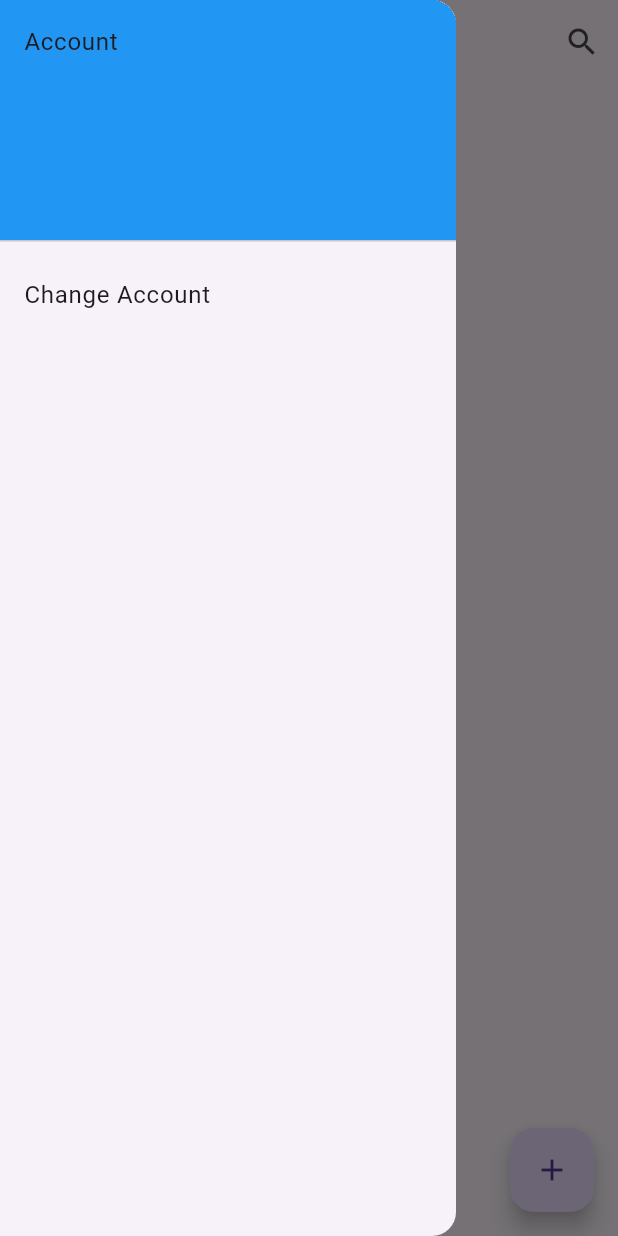
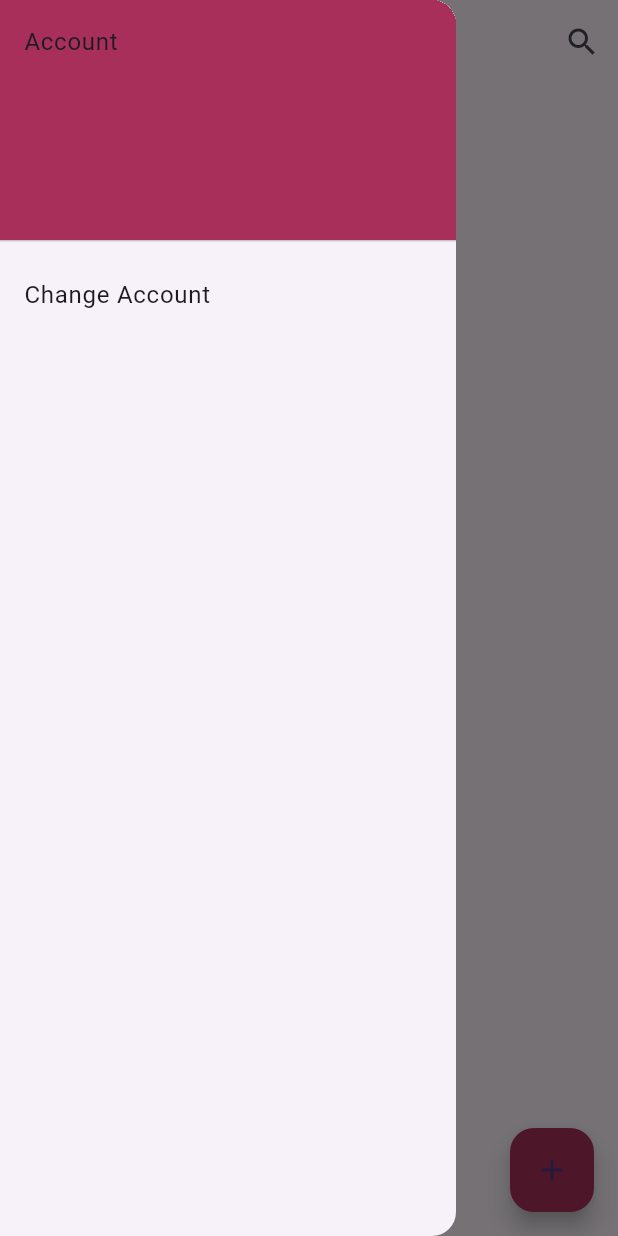
Before and after one commit to JanaviMahadik/task_manager_app, a Flutter app: the TodoScreen screen opened directly, with the side drawer open, on a phone screen of 412 x 824 dp. Run offline on Flutter 3.47's test engine with Material 3 defaults, Android fonts, the phone set to English and light mode, and no system bars; our stand-ins replace cloud_firestore, firebase_auth, firebase_core; accounts and stored records are empty.

Commit message:
changed colors wherever possible to align more with the logo colors

```diff
--- a/lib/TodoScreen.dart
+++ b/lib/TodoScreen.dart
@@ -44,7 +44,7 @@ class _TodoScreenState extends State<TodoScreen> {
             DrawerHeader(
               child: Text('Account'),
               decoration: BoxDecoration(
-                color: Colors.blue,
+                  color: Color(0xFFA72F59), // #a72f59
               ),
             ),
             ListTile(
@@ -134,6 +134,7 @@ class _TodoScreenState extends State<TodoScreen> {
           );
         },
         child: Icon(Icons.add),
+        backgroundColor: Color(0xFFA72F59),
       ),
     );
   }
```
